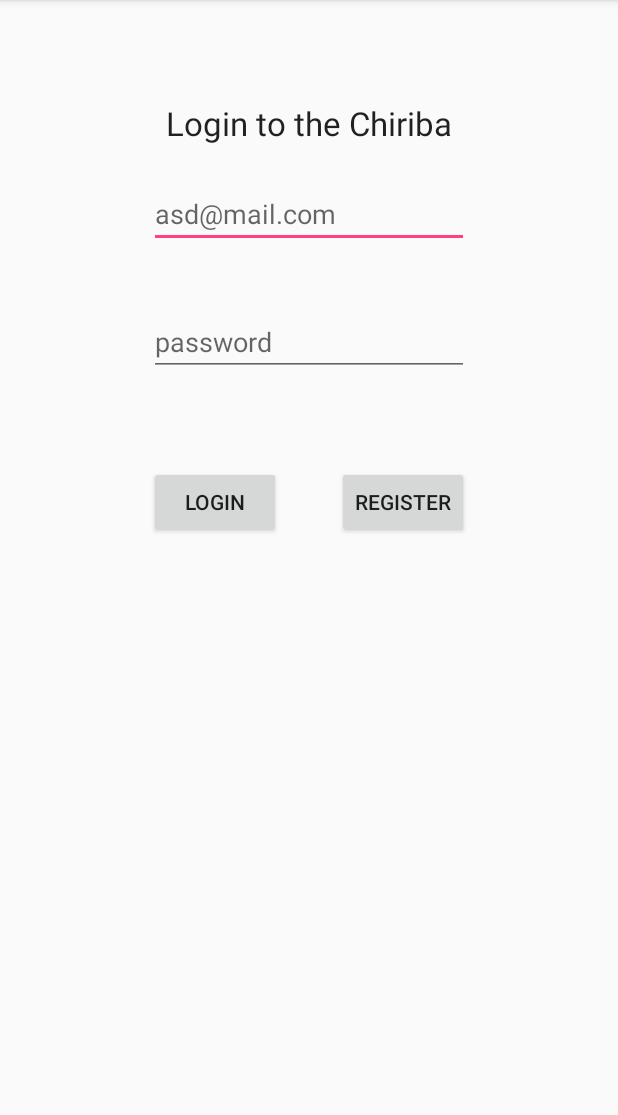
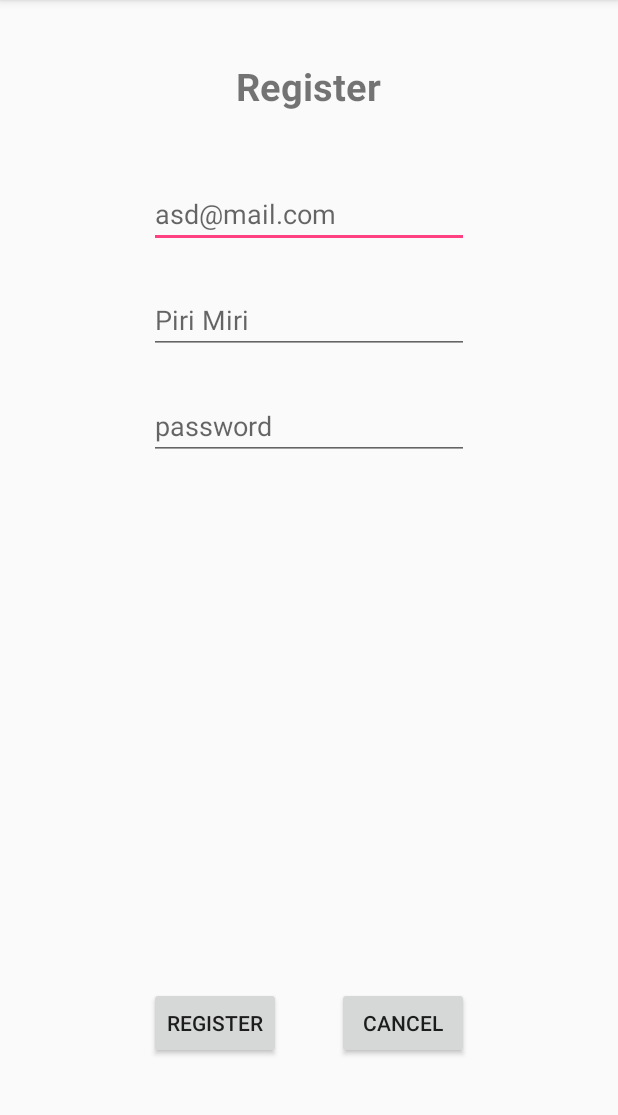
Before and after one commit to istvan73/MusicEventViewer, an Android app: the screen it shows after launch (LoginActivity before the commit, RegisterActivity after it), after a tap on "REGISTER", on a phone screen of 412 x 824 dp, the part 84-1199 px from its top. Run offline under Robolectric (Android 15) with nearby library versions, the phone set to English and light mode, and no system bars; our stand-ins replace Firebase (no records; nobody signed in at launch, a user with empty details on screens opened directly); libraries missing offline, so code that uses them is left out: com.firebase.ui; 1 statement that could not run was skipped.

Commit message:
The trio are connected to each other: the login is resolved for Email+Google but not for FaceB

```diff
--- a/app/build.gradle
+++ b/app/build.gradle
@@ -26,6 +26,12 @@ dependencies {
     androidTestImplementation 'com.android.support.test:runner:1.0.1'
     androidTestImplementation 'com.android.support.test.espresso:espresso-core:3.0.1'
     compile 'com.google.firebase:firebase-auth:11.8.0'
+    compile 'com.google.android.gms:play-services-auth:11.8.0'
+    compile 'com.github.bumptech.glide:glide:3.7.0'
+    compile 'com.firebaseui:firebase-ui-auth:3.1.0'
+    compile('com.facebook.android:facebook-android-sdk:4.27.0')
 }
 
+
+
 apply plugin: 'com.google.gms.google-services'
--- a/app/src/main/AndroidManifest.xml
+++ b/app/src/main/AndroidManifest.xml
@@ -18,6 +18,8 @@
                 <category android:name="android.intent.category.LAUNCHER" />
             </intent-filter>
         </activity>
+        <activity android:name=".UserProfileActivity" />
+        <activity android:name=".RegisterActivity"></activity>
     </application>
 
 </manifest>
--- a/app/src/main/java/com/example/dell_5548/eventmusicpestyah_hunyi/LoginActivity.java
+++ b/app/src/main/java/com/example/dell_5548/eventmusicpestyah_hunyi/LoginActivity.java
@@ -1,30 +1,47 @@
 package com.example.dell_5548.eventmusicpestyah_hunyi;
 
+import android.app.Activity;
+import android.content.Intent;
 import android.support.annotation.NonNull;
 import android.support.v7.app.AppCompatActivity;
 import android.os.Bundle;
-import android.text.TextUtils;
 import android.util.Log;
 import android.view.View;
 import android.widget.Button;
-import android.widget.EditText;
 import android.widget.ProgressBar;
 import android.widget.RelativeLayout;
 import android.widget.Toast;
 
-import com.google.android.gms.tasks.OnCompleteListener;
-import com.google.android.gms.tasks.Task;
-import com.google.firebase.auth.AuthResult;
+import com.firebase.ui.auth.AuthUI;
+import com.firebase.ui.auth.IdpResponse;
+import com.google.android.gms.auth.api.Auth;
+import com.google.android.gms.auth.api.signin.GoogleSignInOptions;
+import com.google.android.gms.common.ConnectionResult;
+import com.google.android.gms.common.api.GoogleApiClient;
 import com.google.firebase.auth.FirebaseAuth;
+import com.google.firebase.auth.FirebaseUser;
 
-public class LoginActivity extends AppCompatActivity implements View.OnClickListener {
+import java.util.Arrays;
+import java.util.List;
+//import com.fire
 
+public class LoginActivity extends AppCompatActivity implements GoogleApiClient.OnConnectionFailedListener {
+
+    private static final int M_SIGN_IN_REQ = 123;
+    private static final int M_REGISTER_REQ = 100;
     private Button mLoginBT;
-    private EditText mEmailET;
-    private EditText mPasswordET;
+    private Button mRegisterBT;
 
     private FirebaseAuth mFirebaseAuth;
     private ProgressBar progressBar;
+
+    private GoogleApiClient mGoogleApiClient;
+
+    List<AuthUI.IdpConfig> providers = Arrays.asList(
+            new AuthUI.IdpConfig.Builder(AuthUI.EMAIL_PROVIDER).build(),
+            new AuthUI.IdpConfig.Builder(AuthUI.GOOGLE_PROVIDER).build(),
+            new AuthUI.IdpConfig.Builder(AuthUI.FACEBOOK_PROVIDER).build());
+    private FirebaseUser mFirebaseUser;
 
     @Override
     protected void onCreate(Bundle savedInstanceState) {
@@ -32,73 +49,130 @@ public class LoginActivity extends AppCompatActivity implements View.OnClickList
         setContentView(R.layout.activity_login);
 
         mFirebaseAuth = FirebaseAuth.getInstance();
+        GoogleSignInOptions signInOptions = new GoogleSignInOptions
+                .Builder(GoogleSignInOptions.DEFAULT_GAMES_SIGN_IN)
+                .requestEmail()
+                .build();
+        mGoogleApiClient = new GoogleApiClient
+                .Builder(this)
+                .enableAutoManage(this, this)
+                .addApi(Auth.GOOGLE_SIGN_IN_API, signInOptions)
+                .build();
+
+        // AuthUI
+        startLoginActivityForUser();
 
         RelativeLayout layout = findViewById(R.id.registerRL);
-        mLoginBT = (Button) findViewById(R.id.registerBT);
-        mEmailET = (EditText) findViewById(R.id.emailET);
-        mPasswordET = (EditText) findViewById(R.id.passwordET);
+        mLoginBT = (Button) findViewById(R.id.loginBT);
+        mRegisterBT = (Button) findViewById(R.id.registerBT);
 
         mLoginBT.setOnClickListener(new View.OnClickListener() {
             @Override
             public void onClick(View v) {
                 Log.i("SIGN", "IM IN ON CLICK LISTENER!");
-                loginUser();
+                startLoginActivityForUser();
             }
         });
+        mRegisterBT.setOnClickListener(new View.OnClickListener() {
+            @Override
+            public void onClick(View view) {
+                startRegisterActivityForUser();
+            }
+        });
+    }
 
+    @Override
+    protected void onResume() {
+        super.onResume();
+
+        mFirebaseAuth = FirebaseAuth.getInstance();
+        mFirebaseUser = mFirebaseAuth.getCurrentUser();
+
+    }
+
+    @Override
+    protected void onStop() {
+        Log.d("STOPPING", "HERE triying to STOP the app");
+        Intent dataToPassBack = new Intent();
+        saveUserDatasInIntent(dataToPassBack);
+        super.onStop();
+    }
+
+    private void saveUserDatasInIntent(Intent datasToPassBack) {
+        if (mFirebaseUser == null) return;
+        if (mFirebaseUser.getDisplayName() != null)
+            datasToPassBack.putExtra("userName", mFirebaseUser.getDisplayName());
+        if (mFirebaseUser.getPhotoUrl() != null)
+            datasToPassBack.putExtra("userPhoto", mFirebaseUser.getPhotoUrl());
+        setResult(RESULT_OK, datasToPassBack);
+    }
+
+    private void startRegisterActivityForUser() {
+        Intent registerIntent = new Intent(this, RegisterActivity.class);
+        startActivityForResult(
+                registerIntent,
+                M_REGISTER_REQ);
+    }
+
+    private void startLoginActivityForUser() {
+        startActivityForResult(
+                AuthUI.getInstance()
+                        .createSignInIntentBuilder()
+                        .setAvailableProviders(providers)
+                        .setLogo(R.drawable.common_google_signin_btn_icon_dark)
+                        //.setTheme(R.style.CardView_Dark)
+                        .setIsSmartLockEnabled(false)
+                        .build(),
+                M_SIGN_IN_REQ);
+    }
+
+
+    @Override
+    public void onConnectionFailed(@NonNull ConnectionResult connectionResult) {
+        Toast.makeText(this, "Login failed :(.", Toast.LENGTH_SHORT).show();
+    }
+
+    @Override
+    protected void onActivityResult(int requestCode, int resultCode, Intent data) {
+        super.onActivityResult(requestCode, resultCode, data);
+
+        if (resultCode != Activity.RESULT_OK) {
+            Log.d("RESULT-FAIL", "LOGIN FAILED => " + resultCode);
+            Toast.makeText(this, data.getStringExtra("activity-type") + " Was Not Successfully made :(.", Toast.LENGTH_SHORT).show();
+            return;
+        }
+        switch (requestCode) {
+
+            case (M_SIGN_IN_REQ):
+                IdpResponse response = IdpResponse.fromResultIntent(data);
+                // Successfully signed in
+                mFirebaseUser = FirebaseAuth.getInstance().getCurrentUser();
+                // ...
+                if (response != null)
+                Toast.makeText(this, response.getProviderType()+" login succeeded :).", Toast.LENGTH_SHORT).show();
+                // if (mFirebaseUser != null)
+                // Log.i("GOOGLE", "IM IN GOOGLE-LOGIN:" + mFirebaseUser.getUid() + ";" + mFirebaseUser.getDisplayName() + "; " + mFirebaseUser.getMetadata().getCreationTimestamp() + ";" + mFirebaseUser.getPhotoUrl());
+
+                // Starting the profile activity
+                Intent profilePage = new Intent(this, UserProfileActivity.class);
+                startActivity(profilePage);
+                //onStop();
+                break;
+            case (M_REGISTER_REQ):
+                // if the registering was successfull then we need to log in this user with theese datas
+                Log.d("REGISTER-OK", "Registering WAS OK => " + resultCode);
+
+                break;
+            default:
+                break;
+        }
+    }
+}
+/* Progress - BAR
         progressBar = new ProgressBar(this, null, android.R.attr.progressBarStyleLarge);
         RelativeLayout.LayoutParams params = new RelativeLayout.LayoutParams(100, 100);
         params.addRule(RelativeLayout.CENTER_IN_PARENT);
         layout.addView(progressBar, params);
         progressBar.setVisibility(View.GONE);     // To Hide ProgressBar
-    }
-
-    public void onClick(View view) {
-        Log.i("SIGN", "IM IN REGISTER-USER");
-        Log.i("SI", "IM IN REGISTER-USER");
-
-        if (view == mLoginBT) {
-            loginUser();
-        }
-    }
-
-    private void loginUser() {
-        Log.i("SIGN", "IM IN REGISTER-USER");
-        String emailStr = mEmailET.getText().toString().trim();
-        String passwordStr = mPasswordET.getText().toString().trim();
-
-        Log.i("SIGN", "Email: " + emailStr + "|pass:" + passwordStr);
-        if (TextUtils.isEmpty(emailStr)) {
-            // the email field is empty
-            Toast.makeText(this, "Please fill in the Email field.", Toast.LENGTH_SHORT).show();
-            return;
-        }
-        if (TextUtils.isEmpty(passwordStr)) {
-            // the email field is empty
-            Toast.makeText(this, "Please fill in the Password field.", Toast.LENGTH_SHORT).show();
-            return;
-        }
-        // everything it's okay
-
         progressBar.setVisibility(View.VISIBLE);  //To show ProgressBar
-
-        mFirebaseAuth.signInWithEmailAndPassword(emailStr, passwordStr)
-                .addOnCompleteListener(this, new OnCompleteListener<AuthResult>() {
-                    @Override
-                    public void onComplete(@NonNull Task<AuthResult> task) {
-                        if (task.isSuccessful()) {
-                            // successfull registering
-                            Toast.makeText(LoginActivity.this, "Success ;)!", Toast.LENGTH_SHORT).show();
-                        } else {
-                            Toast.makeText(LoginActivity.this, "Login failed, please try again(later) -.-", Toast.LENGTH_SHORT).show();
-                        }
-                    }
-                });
-        try {
-            Thread.sleep(500);
-        } catch (InterruptedException e) {
-            e.printStackTrace();
-        }
-        progressBar.setVisibility(View.GONE);     // To Hide ProgressBar
-    }
-}
+        */
--- /dev/null
+++ b/app/src/main/java/com/example/dell_5548/eventmusicpestyah_hunyi/RegisterActivity.java
@@ -0,0 +1,135 @@
+package com.example.dell_5548.eventmusicpestyah_hunyi;
+
+import android.content.Intent;
+import android.support.annotation.NonNull;
+import android.support.v7.app.AppCompatActivity;
+import android.os.Bundle;
+import android.text.TextUtils;
+import android.util.Log;
+import android.view.View;
+import android.widget.Button;
+import android.widget.EditText;
+import android.widget.ProgressBar;
+import android.widget.RelativeLayout;
+import android.widget.Toast;
+
+import com.google.android.gms.tasks.OnCompleteListener;
+import com.google.android.gms.tasks.Task;
+import com.google.firebase.auth.AuthResult;
+import com.google.firebase.auth.FirebaseAuth;
+import com.google.firebase.auth.FirebaseUser;
+
+public class RegisterActivity extends AppCompatActivity implements View.OnClickListener {
+
+    private Button mRegisterBT;
+    private EditText mEmailET;
+    private EditText mNameET;
+    private EditText mPasswordET;
+
+    private FirebaseAuth mFirebaseAuth;
+    private ProgressBar progressBar;
+
+    @Override
+    protected void onCreate(Bundle savedInstanceState) {
+        super.onCreate(savedInstanceState);
+        setContentView(R.layout.activity_register);
+
+        mFirebaseAuth = FirebaseAuth.getInstance();
+
+        RelativeLayout layout = findViewById(R.id.registerRL);
+        mRegisterBT = (Button) findViewById(R.id.registerBT);
+        mEmailET = (EditText) findViewById(R.id.emailET);
+        mNameET = (EditText) findViewById(R.id.nameET);
+        mPasswordET = (EditText) findViewById(R.id.passwordET);
+
+        mRegisterBT.setOnClickListener(new View.OnClickListener() {
+            @Override
+            public void onClick(View v) {
+                Log.i("SIGN", "IM IN ON CLICK LISTENER!");
+                registerUser();
+            }
+        });
+
+        progressBar = new ProgressBar(this, null, android.R.attr.progressBarStyleLarge);
+        RelativeLayout.LayoutParams params = new RelativeLayout.LayoutParams(100, 100);
+        params.addRule(RelativeLayout.CENTER_IN_PARENT);
+        layout.addView(progressBar, params);
+        progressBar.setVisibility(View.GONE);     // To Hide ProgressBar
+    }
+
+    @Override
+    protected void onStop() {
+        Log.d("asd", "asd");
+        Intent datasToPassBack = new Intent();
+        saveUserDatasInIntent(datasToPassBack);
+        super.onStop();
+    }
+
+    private void saveUserDatasInIntent(Intent datasToPassBack) {
+        FirebaseUser firebaseUser = mFirebaseAuth.getCurrentUser();
+        if(firebaseUser.getDisplayName() != null)
+            datasToPassBack.putExtra("userName", firebaseUser.getDisplayName());
+        if(firebaseUser.getPhotoUrl() != null)
+            datasToPassBack.putExtra("userPhoto", firebaseUser.getPhotoUrl());
+        setResult(RESULT_OK, datasToPassBack);
+    }
+
+
+    public void onClick(View view) {
+        Log.i("SIGN", "IM IN REGISTER-USER");
+        Log.i("SI", "IM IN REGISTER-USER");
+
+        if (view == mRegisterBT) {
+            registerUser();
+        }
+    }
+
+    private void registerUser() {
+        Log.i("SIGN", "IM IN REGISTER-USER");
+        String emailStr = mEmailET.getText().toString().trim();
+        String nameStr = mNameET.getText().toString();
+        String passwordStr = mPasswordET.getText().toString().trim();
+
+        Log.i("SIGN", "Email: " + emailStr + "|pass:" + passwordStr);
+        if (TextUtils.isEmpty(emailStr)) {
+            // the email field is empty
+            Toast.makeText(this, "Please fill in the Email field.", Toast.LENGTH_SHORT).show();
+            return;
+        }
+        if (TextUtils.isEmpty(nameStr)) {
+            // the email field is empty
+            Toast.makeText(this, "Please fill in the Password field.", Toast.LENGTH_SHORT).show();
+            return;
+        }
+        if (TextUtils.isEmpty(passwordStr)) {
+            // the email field is empty
+            Toast.makeText(this, "Please fill in the Password field.", Toast.LENGTH_SHORT).show();
+            return;
+        }
+        // everything it's okay
+
+        progressBar.setVisibility(View.VISIBLE);  //To show ProgressBar
+
+        mFirebaseAuth.createUserWithEmailAndPassword(emailStr, passwordStr)
+                .addOnCompleteListener(this, new OnCompleteListener<AuthResult>() {
+                    @Override
+                    public void onComplete(@NonNull Task<AuthResult> task) {
+                        if (task.isSuccessful()) {
+                            // successfull registering
+                            Toast.makeText(RegisterActivity.this, "Success ;)!", Toast.LENGTH_SHORT).show();
+                            progressBar.setVisibility(View.GONE);
+                            onStop();
+                        } else {
+                            Toast.makeText(RegisterActivity.this, "Could not register, please try again(later) -.-", Toast.LENGTH_SHORT).show();
+                            progressBar.setVisibility(View.GONE);
+                        }
+                    }
+                });
+        try {
+            Thread.sleep(500);
+        } catch (InterruptedException e) {
+            e.printStackTrace();
+        }
+             // To Hide ProgressBar
+    }
+}
--- a/app/src/main/res/layout/activity_login.xml
+++ b/app/src/main/res/layout/activity_login.xml
@@ -7,53 +7,43 @@
     android:id="@+id/registerRL"
     tools:context="com.example.dell_5548.eventmusicpestyah_hunyi.LoginActivity">
 
-
-    <EditText
-        android:id="@+id/emailET"
+    <TextView
+        android:id="@+id/loginTextView"
         android:layout_width="wrap_content"
         android:layout_height="wrap_content"
-        android:layout_alignParentTop="true"
+        android:layout_above="@+id/loginBT"
         android:layout_centerHorizontal="true"
-        android:layout_marginTop="120dp"
-        android:ems="10"
-        android:hint="asd@mail.com"
-        android:inputType="textEmailAddress" />
-
-    <EditText
-        android:id="@+id/passwordET"
-        android:layout_width="wrap_content"
-        android:layout_height="wrap_content"
-        android:layout_alignStart="@+id/emailET"
-        android:layout_below="@+id/emailET"
-        android:layout_marginTop="40dp"
-        android:ems="10"
-        android:hint="password"
-        android:inputType="textPassword" />
+        android:layout_marginBottom="80dp"
+        android:text="@string/login_reg_welc_text"
+        android:textAppearance="@style/TextAppearance.AppCompat.Large" />
 
     <Button
         android:id="@+id/loginBT"
         android:layout_width="wrap_content"
         android:layout_height="wrap_content"
-        android:layout_alignStart="@+id/passwordET"
-        android:layout_below="@+id/passwordET"
-        android:layout_marginTop="60dp"
+        android:layout_alignParentBottom="true"
+        android:layout_alignParentEnd="true"
+        android:layout_marginBottom="150dp"
+        android:layout_marginEnd="50dp"
         android:text="@string/login_bt" />
 
     <Button
         android:id="@+id/registerBT"
         android:layout_width="wrap_content"
         android:layout_height="wrap_content"
-        android:layout_alignEnd="@+id/passwordET"
-        android:layout_alignTop="@+id/loginBT"
+        android:layout_alignParentStart="true"
+        android:layout_below="@+id/loginTextView"
+        android:layout_marginStart="50dp"
         android:text="@string/register_bt" />
 
-    <TextView
-        android:id="@+id/textView"
+
+    <com.google.android.gms.common.SignInButton
+        android:id="@+id/google_loginBT"
         android:layout_width="wrap_content"
         android:layout_height="wrap_content"
-        android:layout_alignParentTop="true"
-        android:layout_centerHorizontal="true"
-        android:layout_marginTop="67dp"
-        android:text="Login to the Chiriba"
-        android:textAppearance="@style/TextAppearance.AppCompat.Large" />
+        android:layout_alignEnd="@+id/registerBT"
+        android:layout_alignStart="@+id/loginBT"
+        android:layout_below="@+id/loginBT"
+        android:layout_marginTop="20dp">
+    </com.google.android.gms.common.SignInButton>
 </RelativeLayout>
--- /dev/null
+++ b/app/src/main/res/layout/activity_register.xml
@@ -0,0 +1,71 @@
+<?xml version="1.0" encoding="utf-8"?>
+<RelativeLayout xmlns:android="http://schemas.android.com/apk/res/android"
+    xmlns:app="http://schemas.android.com/apk/res-auto"
+    xmlns:tools="http://schemas.android.com/tools"
+    android:layout_width="match_parent"
+    android:layout_height="match_parent"
+    android:id="@+id/registerRL"
+    tools:context="com.example.dell_5548.eventmusicpestyah_hunyi.UserProfileActivity">
+
+    <TextView
+        android:id="@+id/register_text"
+        android:layout_width="wrap_content"
+        android:layout_height="wrap_content"
+        android:layout_alignParentTop="true"
+        android:layout_centerHorizontal="true"
+        android:layout_marginTop="40dp"
+        android:text="@string/register_welc_text"
+        android:textSize="25dp"
+        android:textStyle="bold" />
+
+    <EditText
+        android:id="@+id/emailET"
+        android:layout_width="wrap_content"
+        android:layout_height="wrap_content"
+        android:layout_alignParentTop="true"
+        android:layout_centerHorizontal="true"
+        android:layout_marginTop="120dp"
+        android:ems="10"
+        android:hint="asd@mail.com"
+        android:inputType="textEmailAddress" />
+
+    <EditText
+        android:id="@+id/nameET"
+        android:layout_width="wrap_content"
+        android:layout_height="wrap_content"
+        android:layout_alignStart="@+id/passwordET"
+        android:layout_below="@+id/emailET"
+        android:layout_marginTop="25dp"
+        android:ems="10"
+        android:hint="Piri Miri"
+        android:inputType="textEmailAddress" />
+
+    <EditText
+        android:id="@+id/passwordET"
+        android:layout_width="wrap_content"
+        android:layout_height="wrap_content"
+        android:layout_alignStart="@+id/emailET"
+        android:layout_below="@+id/nameET"
+        android:layout_marginTop="25dp"
+        android:ems="10"
+        android:hint="password"
+        android:inputType="textPassword" />
+
+    <Button
+        android:id="@+id/registerBT"
+        android:layout_width="wrap_content"
+        android:layout_height="wrap_content"
+        android:layout_alignParentBottom="true"
+        android:layout_alignStart="@+id/passwordET"
+        android:layout_marginBottom="62dp"
+        android:text="@string/register_bt" />
+
+    <Button
+        android:id="@+id/button4"
+        android:layout_width="wrap_content"
+        android:layout_height="wrap_content"
+        android:layout_alignEnd="@+id/passwordET"
+        android:layout_alignTop="@+id/registerBT"
+        android:text="@string/cancel_bt" />
+
+</RelativeLayout>
```
Also changed, not shown: app/src/main/java/com/example/dell_5548/eventmusicpestyah_hunyi/UserProfileActivity.java (added, +194 -0 lines), app/src/main/res/layout/activity_user_profile.xml (added, +73 -0 lines), app/src/main/res/values/strings.xml (+15 -0 lines), app/src/main/res/drawable/examp_photo.jpg (added).
